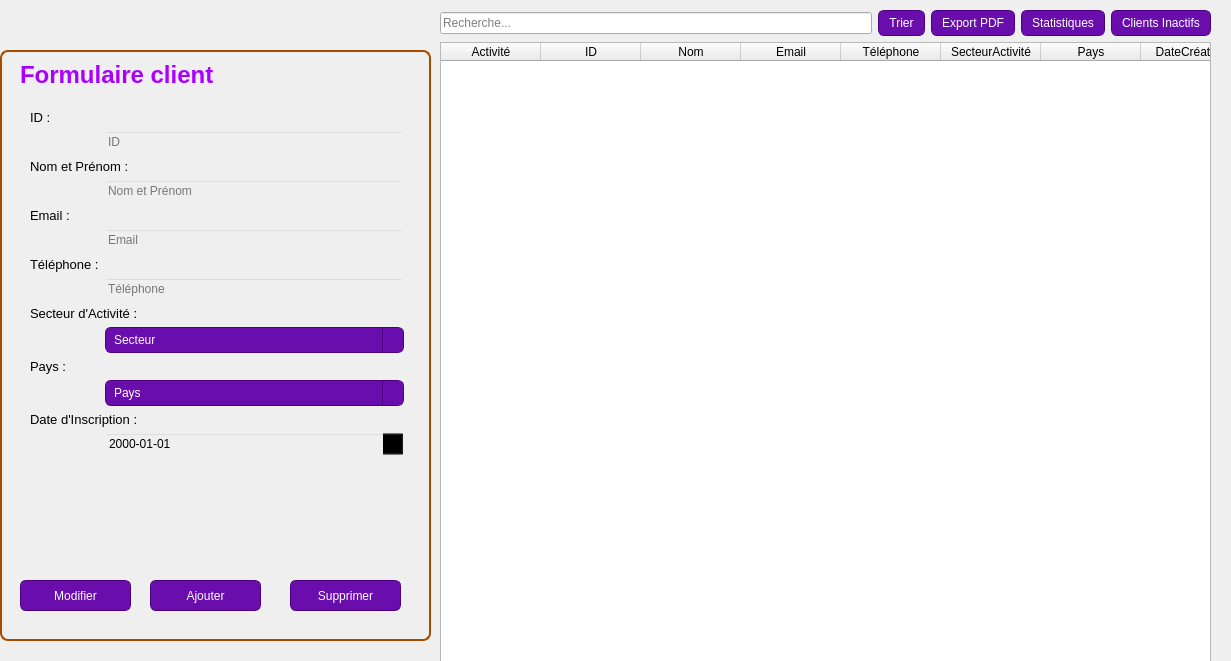
Above: gestionclient.ui from ProjetCPP2A21/projetcpp-2a21-smart-digital-content-creation-studio before the change. Below: the same form after it.
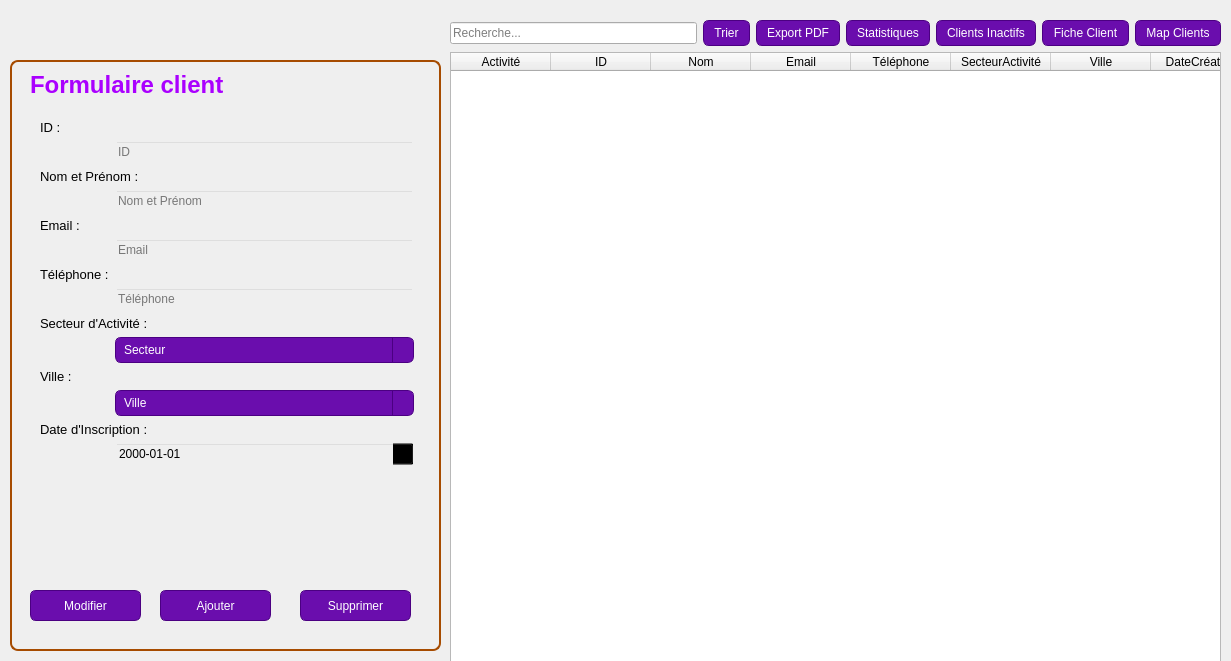
That is the form after the change.

Commit message: Finalisation du module client CRUD+métiers

What changed in the file:
```diff
--- a/gestionclient.ui
+++ b/gestionclient.ui
@@ -13,8 +13,8 @@
   <widget class="QGroupBox" name="groupBox_2">
    <property name="geometry">
     <rect>
-     <x>0</x>
-     <y>30</y>
+     <x>10</x>
+     <y>40</y>
      <width>431</width>
      <height>611</height>
     </rect>
@@ -254,18 +254,18 @@
         </font>
        </property>
        <property name="text">
-        <string>Pays :</string>
+        <string>Ville :</string>
        </property>
       </widget>
      </item>
      <item row="12" column="1">
       <widget class="QComboBox" name="cbPays_6">
        <property name="placeholderText">
-        <string>Pays</string>
+        <string>Ville</string>
        </property>
        <item>
         <property name="text">
-         <string>Pays...</string>
+         <string>Ville...</string>
         </property>
        </item>
        <item>
@@ -362,8 +362,8 @@
   <widget class="QWidget" name="layoutWidget_2">
    <property name="geometry">
     <rect>
-     <x>440</x>
-     <y>10</y>
+     <x>450</x>
+     <y>20</y>
      <width>771</width>
      <height>731</height>
     </rect>
@@ -487,6 +487,46 @@
         </property>
        </widget>
       </item>
+      <item>
+       <widget class="QPushButton" name="pushButton_11">
+        <property name="styleSheet">
+         <string notr="true">QPushButton {
+    background: #6A0DAD;
+    color: white;
+    border: 1px solid #4B0082;
+    border-radius: 6px;
+    padding: 5px 10px;
+}
+
+QPushButton:hover {
+    background: #1B1B3A;
+}</string>
+        </property>
+        <property name="text">
+         <string>Fiche Client</string>
+        </property>
+       </widget>
+      </item>
+      <item>
+       <widget class="QPushButton" name="pushButton_10">
+        <property name="styleSheet">
+         <string notr="true">QPushButton {
+    background: #6A0DAD;
+    color: white;
+    border: 1px solid #4B0082;
+    border-radius: 6px;
+    padding: 5px 10px;
+}
+
+QPushButton:hover {
+    background: #1B1B3A;
+}</string>
+        </property>
+        <property name="text">
+         <string>Map Clients</string>
+        </property>
+       </widget>
+      </item>
      </layout>
     </item>
     <item>
@@ -505,7 +545,7 @@
 }</string>
       </property>
       <property name="columnCount">
-       <number>9</number>
+       <number>8</number>
       </property>
       <column>
        <property name="text">
@@ -539,7 +579,7 @@
       </column>
       <column>
        <property name="text">
-        <string>Pays</string>
+        <string>Ville</string>
        </property>
       </column>
       <column>
@@ -547,11 +587,6 @@
         <string>DateCréation</string>
        </property>
       </column>
-      <column>
-       <property name="text">
-        <string>ID Empreinte</string>
-       </property>
-      </column>
      </widget>
     </item>
    </layout>
```
Left out of the diff: 10 changed lines with no effect on the pictures. The commit also changes 450 other files.
